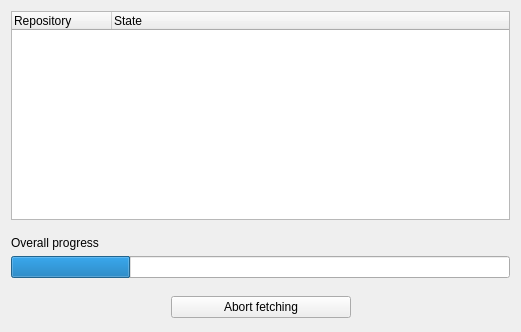
carsmie/QGIS, file python/pyplugin_installer/qgsplugininstallerfetchingbase.ui: the form before one commit.
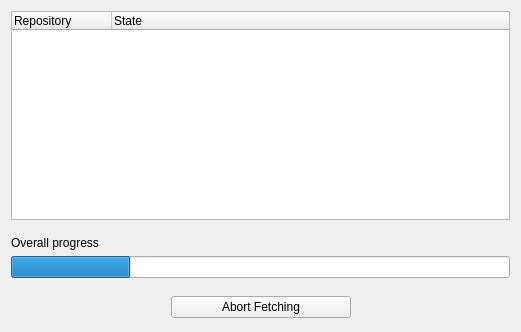
The form after the commit.

What changed in the file:
```diff
--- a/python/pyplugin_installer/qgsplugininstallerfetchingbase.ui
+++ b/python/pyplugin_installer/qgsplugininstallerfetchingbase.ui
@@ -104,8 +104,8 @@
        <property name="focusPolicy" >
         <enum>Qt::NoFocus</enum>
        </property>
-       <property name="text" >
-        <string>Abort fetching</string>
+       <property name="text">
+        <string>Abort Fetching</string>
        </property>
        <property name="autoDefault" >
         <bool>false</bool>
```
